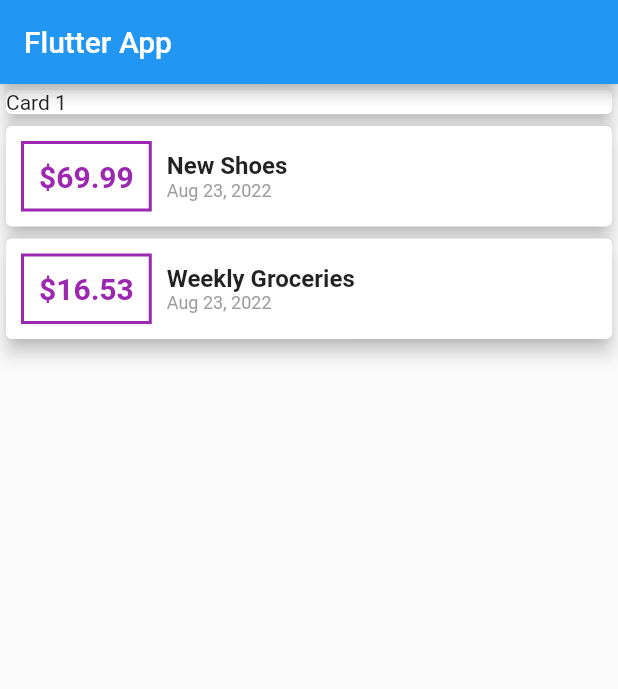
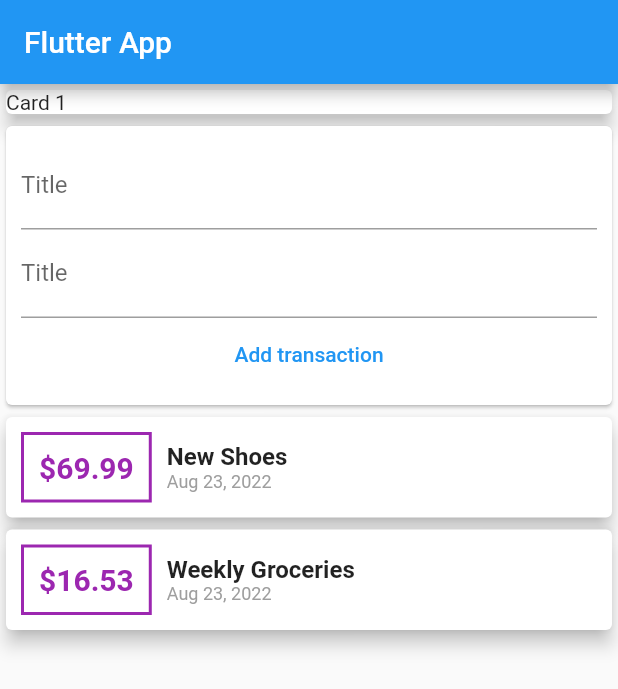
Before and after one commit to Matheus-IT/expenses_planner, a Flutter app: the screen it shows after launch, on a phone screen of 412 x 824 dp. Shown: the top 689 px of the screen. Run offline on Flutter 3.47's test engine with Material 2 defaults, Android fonts, the phone set to English and light mode, and no system bars.

Commit message:
Add transaction area

```diff
--- a/lib/main.dart
+++ b/lib/main.dart
@@ -47,6 +47,20 @@ class MyHomePage extends StatelessWidget {
             child: Card(
               elevation: 5,
               child: Text('Card 1'),
+            ),
+          ),
+          Card(
+            child: Padding(
+              padding: const EdgeInsets.all(10.0),
+              child: Column(children: [
+                TextField(decoration: InputDecoration(label: Text('Title'))),
+                TextField(decoration: InputDecoration(label: Text('Title'))),
+                TextButton(
+                  child: Text('Add transaction'),
+                  style: TextButton.styleFrom(surfaceTintColor: Colors.purple),
+                  onPressed: () {},
+                )
+              ]),
             ),
           ),
           Column(
```
